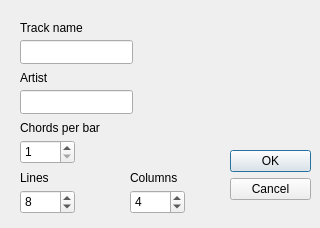
This is Editor/GridEditor/NewGridDialog.ui in jcelerier/pfa_guitar_tutor as Qt 5 draws it before an edit. The edited form follows.
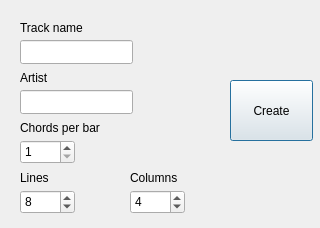
This is the edited form.

What changed in the file:
```diff
--- a/Editor/GridEditor/NewGridDialog.ui
+++ b/Editor/GridEditor/NewGridDialog.ui
@@ -13,22 +13,6 @@
   <property name="windowTitle">
    <string>Dialog</string>
   </property>
-  <widget class="QDialogButtonBox" name="buttonBox">
-   <property name="geometry">
-    <rect>
-     <x>230</x>
-     <y>150</y>
-     <width>81</width>
-     <height>71</height>
-    </rect>
-   </property>
-   <property name="orientation">
-    <enum>Qt::Vertical</enum>
-   </property>
-   <property name="standardButtons">
-    <set>QDialogButtonBox::Cancel|QDialogButtonBox::Ok</set>
-   </property>
-  </widget>
   <widget class="QLabel" name="label_2">
    <property name="geometry">
     <rect>
@@ -174,6 +158,19 @@
     <string>Lines</string>
    </property>
   </widget>
+  <widget class="QPushButton" name="pushButton">
+   <property name="geometry">
+    <rect>
+     <x>230</x>
+     <y>80</y>
+     <width>83</width>
+     <height>61</height>
+    </rect>
+   </property>
+   <property name="text">
+    <string>Create</string>
+   </property>
+  </widget>
  </widget>
  <resources/>
  <connections>
```
Left out of the diff: 28 changed lines with no effect on the pictures.
